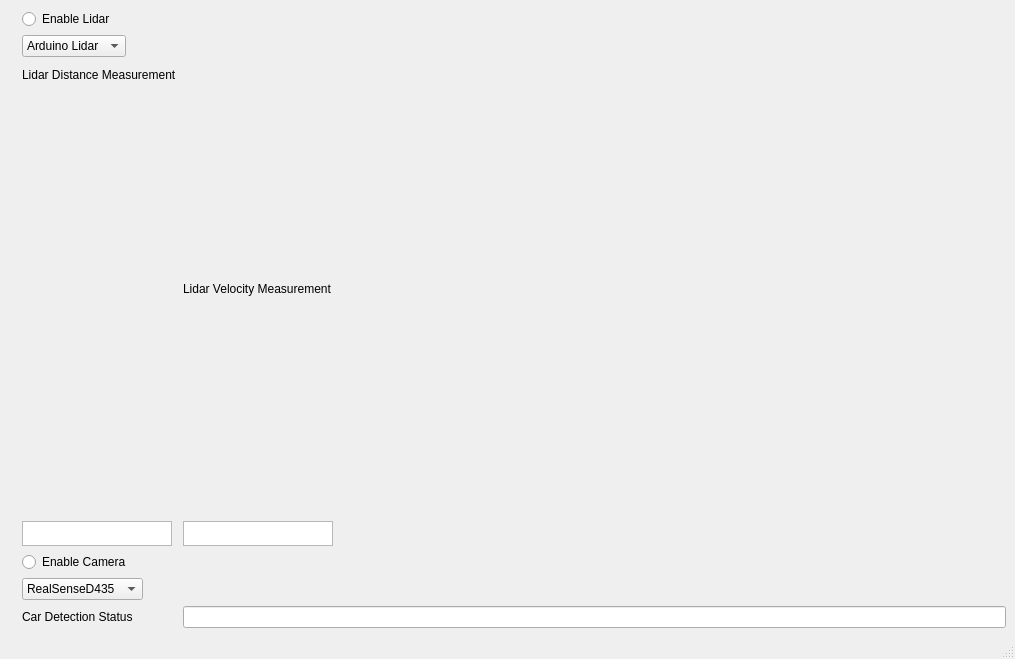
Qt form gui/qt_designer_files/mirrorless_mirrors.ui (JECcapstone2019/CapstoneADASMirrors) before a commit.
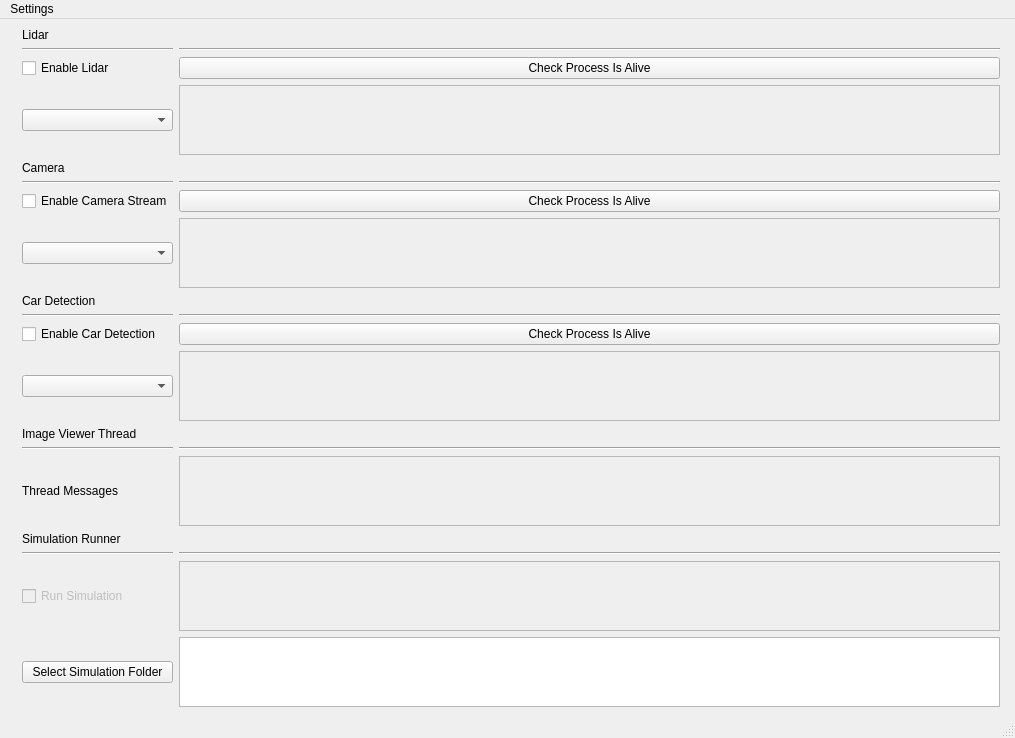
The same form after that commit.

Commit message: reworked gui to move all the process setup to be done from gui buttons as apposed to in the main program

The edit to the form file:
```diff
--- a/gui/qt_designer_files/mirrorless_mirrors.ui
+++ b/gui/qt_designer_files/mirrorless_mirrors.ui
@@ -20,6 +20,12 @@
    <string>MainWindow</string>
   </property>
   <widget class="QWidget" name="centralwidget">
+   <property name="sizePolicy">
+    <sizepolicy hsizetype="Preferred" vsizetype="Preferred">
+     <horstretch>0</horstretch>
+     <verstretch>0</verstretch>
+    </sizepolicy>
+   </property>
    <layout class="QHBoxLayout" name="horizontalLayout">
     <item>
      <widget class="QLabel" name="imageViewer">
@@ -38,118 +44,247 @@
      </widget>
     </item>
     <item>
-     <layout class="QVBoxLayout" name="verticalLayout">
-      <item>
-       <layout class="QFormLayout" name="formLayout">
-        <property name="sizeConstraint">
-         <enum>QLayout::SetDefaultConstraint</enum>
+     <layout class="QGridLayout" name="gridLayout">
+      <item row="6" column="0">
+       <widget class="QCheckBox" name="cameraEnableCheckBox">
+        <property name="text">
+         <string>Enable Camera Stream</string>
         </property>
-        <item row="2" column="0">
-         <widget class="QLabel" name="label">
-          <property name="text">
-           <string>Lidar Distance Measurement</string>
-          </property>
-         </widget>
-        </item>
-        <item row="2" column="1">
-         <widget class="QLabel" name="label_2">
-          <property name="text">
-           <string>Lidar Velocity Measurement</string>
-          </property>
-         </widget>
-        </item>
-        <item row="3" column="0">
-         <widget class="QTextEdit" name="lidarDistanceTextBox">
-          <property name="maximumSize">
-           <size>
-            <width>150</width>
-            <height>25</height>
-           </size>
-          </property>
-         </widget>
-        </item>
-        <item row="3" column="1">
-         <widget class="QTextEdit" name="lidarVelocityTextBox">
-          <property name="enabled">
-           <bool>true</bool>
-          </property>
-          <property name="sizePolicy">
-           <sizepolicy hsizetype="Minimum" vsizetype="Minimum">
-            <horstretch>0</horstretch>
-            <verstretch>0</verstretch>
-           </sizepolicy>
-          </property>
-          <property name="maximumSize">
-           <size>
-            <width>150</width>
-            <height>25</height>
-           </size>
-          </property>
-         </widget>
-        </item>
-        <item row="0" column="0">
-         <widget class="QRadioButton" name="enableLidar">
-          <property name="text">
-           <string>Enable Lidar</string>
-          </property>
-         </widget>
-        </item>
-        <item row="1" column="0">
-         <widget class="QComboBox" name="lidarSelector">
-          <item>
-           <property name="text">
-            <string>Arduino Lidar</string>
-           </property>
-          </item>
-          <item>
-           <property name="text">
-            <string>Virtual Lidar</string>
-           </property>
-          </item>
-          <item>
-           <property name="text">
-            <string>UPLidar</string>
-           </property>
-          </item>
-         </widget>
-        </item>
-        <item row="4" column="0">
-         <widget class="QRadioButton" name="enableCamera">
-          <property name="text">
-           <string>Enable Camera</string>
-          </property>
-         </widget>
-        </item>
-        <item row="5" column="0">
-         <widget class="QComboBox" name="cameraSelector">
-          <item>
-           <property name="text">
-            <string>RealSenseD435</string>
-           </property>
-          </item>
-          <item>
-           <property name="text">
-            <string>Virtual Camera</string>
-           </property>
-          </item>
-         </widget>
-        </item>
-        <item row="6" column="0">
-         <widget class="QLabel" name="carDetectionStatusLabel">
-          <property name="text">
-           <string>Car Detection Status</string>
-          </property>
-         </widget>
-        </item>
-        <item row="6" column="1">
-         <widget class="QLineEdit" name="carDetectionStatusTextBox"/>
-        </item>
-       </layout>
+       </widget>
+      </item>
+      <item row="7" column="0">
+       <widget class="QComboBox" name="cameraSelection"/>
+      </item>
+      <item row="16" column="2">
+       <widget class="Line" name="line_10">
+        <property name="orientation">
+         <enum>Qt::Horizontal</enum>
+        </property>
+       </widget>
+      </item>
+      <item row="16" column="0">
+       <widget class="Line" name="line_9">
+        <property name="orientation">
+         <enum>Qt::Horizontal</enum>
+        </property>
+       </widget>
+      </item>
+      <item row="8" column="0">
+       <widget class="QLabel" name="carDetectionTitle">
+        <property name="text">
+         <string>Car Detection</string>
+        </property>
+       </widget>
+      </item>
+      <item row="12" column="0">
+       <widget class="QLabel" name="imageViewerTitle">
+        <property name="text">
+         <string>Image Viewer Thread</string>
+        </property>
+       </widget>
+      </item>
+      <item row="14" column="0">
+       <widget class="QLabel" name="imageViewerLabel">
+        <property name="text">
+         <string>Thread Messages</string>
+        </property>
+       </widget>
+      </item>
+      <item row="11" column="0">
+       <widget class="QComboBox" name="carDetectionSelection"/>
+      </item>
+      <item row="4" column="0">
+       <widget class="QLabel" name="cameraTitle">
+        <property name="text">
+         <string>Camera</string>
+        </property>
+       </widget>
+      </item>
+      <item row="5" column="0">
+       <widget class="Line" name="line_2">
+        <property name="orientation">
+         <enum>Qt::Horizontal</enum>
+        </property>
+       </widget>
+      </item>
+      <item row="14" column="1">
+       <widget class="QTextEdit" name="imageViewerTextEdit">
+        <property name="enabled">
+         <bool>false</bool>
+        </property>
+       </widget>
+      </item>
+      <item row="3" column="0">
+       <widget class="QComboBox" name="lidarSelection"/>
+      </item>
+      <item row="10" column="0">
+       <widget class="QCheckBox" name="carDetectionEnableCheckBox">
+        <property name="text">
+         <string>Enable Car Detection</string>
+        </property>
+       </widget>
+      </item>
+      <item row="0" column="0">
+       <widget class="QLabel" name="lidarTitle">
+        <property name="text">
+         <string>Lidar</string>
+        </property>
+       </widget>
+      </item>
+      <item row="2" column="0">
+       <widget class="QCheckBox" name="lidarEnableCheckBox">
+        <property name="text">
+         <string>Enable Lidar</string>
+        </property>
+       </widget>
+      </item>
+      <item row="1" column="1">
+       <widget class="Line" name="line_7">
+        <property name="orientation">
+         <enum>Qt::Horizontal</enum>
+        </property>
+       </widget>
+      </item>
+      <item row="2" column="1">
+       <widget class="QPushButton" name="lidarCheckProcessButton">
+        <property name="text">
+         <string>Check Process Is Alive</string>
+        </property>
+       </widget>
+      </item>
+      <item row="3" column="1">
+       <widget class="QTextEdit" name="lidarTextEdit">
+        <property name="enabled">
+         <bool>false</bool>
+        </property>
+        <property name="sizePolicy">
+         <sizepolicy hsizetype="Expanding" vsizetype="Expanding">
+          <horstretch>0</horstretch>
+          <verstretch>0</verstretch>
+         </sizepolicy>
+        </property>
+       </widget>
+      </item>
+      <item row="5" column="1">
+       <widget class="Line" name="line_6">
+        <property name="orientation">
+         <enum>Qt::Horizontal</enum>
+        </property>
+       </widget>
+      </item>
+      <item row="15" column="0">
+       <widget class="QLabel" name="simulationTitle">
+        <property name="text">
+         <string>Simulation Runner</string>
+        </property>
+       </widget>
+      </item>
+      <item row="13" column="0">
+       <widget class="Line" name="line_4">
+        <property name="orientation">
+         <enum>Qt::Horizontal</enum>
+        </property>
+       </widget>
+      </item>
+      <item row="13" column="1">
+       <widget class="Line" name="line_8">
+        <property name="orientation">
+         <enum>Qt::Horizontal</enum>
+        </property>
+       </widget>
+      </item>
+      <item row="9" column="0">
+       <widget class="Line" name="line_3">
+        <property name="orientation">
+         <enum>Qt::Horizontal</enum>
+        </property>
+       </widget>
+      </item>
+      <item row="1" column="0">
+       <widget class="Line" name="line">
+        <property name="orientation">
+         <enum>Qt::Horizontal</enum>
+        </property>
+       </widget>
+      </item>
+      <item row="9" column="1">
+       <widget class="Line" name="line_5">
+        <property name="orientation">
+         <enum>Qt::Horizontal</enum>
+        </property>
+       </widget>
+      </item>
+      <item row="6" column="1">
+       <widget class="QPushButton" name="cameraCheckProcessButton">
+        <property name="text">
+         <string>Check Process Is Alive</string>
+        </property>
+       </widget>
+      </item>
+      <item row="17" column="0">
+       <widget class="QCheckBox" name="simulationRunSimulation">
+        <property name="enabled">
+         <bool>false</bool>
+        </property>
+        <property name="text">
+         <string>Run Simulation</string>
+        </property>
+       </widget>
+      </item>
+      <item row="11" column="1">
+       <widget class="QTextEdit" name="carDetectionTextEdit">
+        <property name="enabled">
+         <bool>false</bool>
+        </property>
+       </widget>
+      </item>
+      <item row="7" column="1">
+       <widget class="QTextEdit" name="cameraTextEdit">
+        <property name="enabled">
+         <bool>false</bool>
+        </property>
+       </widget>
+      </item>
+      <item row="16" column="1">
+       <widget class="Line" name="line_11">
+        <property name="orientation">
+         <enum>Qt::Horizontal</enum>
+        </property>
+       </widget>
+      </item>
+      <item row="10" column="1">
+       <widget class="QPushButton" name="carDetectionCheckProcessButton_2">
+        <property name="text">
+         <string>Check Process Is Alive</string>
+        </property>
+       </widget>
+      </item>
+      <item row="18" column="0">
+       <widget class="QPushButton" name="simulationSelectFolder">
+        <property name="text">
+         <string>Select Simulation Folder</string>
+        </property>
+       </widget>
+      </item>
+      <item row="18" column="1">
+       <widget class="QTextEdit" name="simulationFolderSelectedTextEdit">
+        <property name="enabled">
+         <bool>true</bool>
+        </property>
+       </widget>
+      </item>
+      <item row="17" column="1">
+       <widget class="QTextEdit" name="simulationTextEdit">
+        <property name="enabled">
+         <bool>false</bool>
+        </property>
+       </widget>
       </item>
      </layout>
     </item>
    </layout>
   </widget>
+  <widget class="QStatusBar" name="statusbar"/>
   <widget class="QMenuBar" name="menubar">
    <property name="geometry">
     <rect>
@@ -159,8 +294,25 @@
      <height>21</height>
     </rect>
    </property>
+   <widget class="QMenu" name="menuSettings">
+    <property name="title">
+     <string>Settings</string>
+    </property>
+    <addaction name="actionShow_Options"/>
+    <addaction name="actionHide_Options"/>
+   </widget>
+   <addaction name="menuSettings"/>
   </widget>
-  <widget class="QStatusBar" name="statusbar"/>
+  <action name="actionShow_Options">
+   <property name="text">
+    <string>Show Options</string>
+   </property>
+  </action>
+  <action name="actionHide_Options">
+   <property name="text">
+    <string>Hide Options</string>
+   </property>
+  </action>
  </widget>
  <resources/>
  <connections/>
```
The commit also changes 2 other files.
